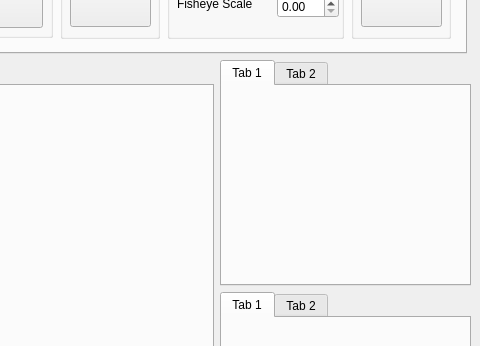
Above: ui/mainwindow.ui from Hezexian/calibrateTool before the change; both pictures show x 683 to 1163 and y 122 to 468 of the 1163 by 670 pixel window. Below: the same form after it.
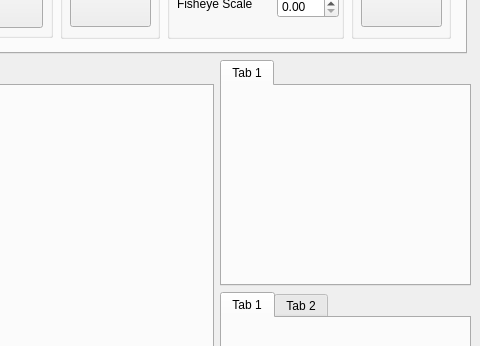
That is the form after the change.

Commit message: update Show Undistorted pushButton

What changed in the file:
```diff
--- a/ui/mainwindow.ui
+++ b/ui/mainwindow.ui
@@ -461,11 +461,6 @@
             <string>Tab 1</string>
            </attribute>
           </widget>
-          <widget class="QWidget" name="tab_4">
-           <attribute name="title">
-            <string>Tab 2</string>
-           </attribute>
-          </widget>
          </widget>
         </item>
         <item>
```
Left out of the diff: 7 changed lines with no effect on the pictures. The commit also changes 2 other files.
